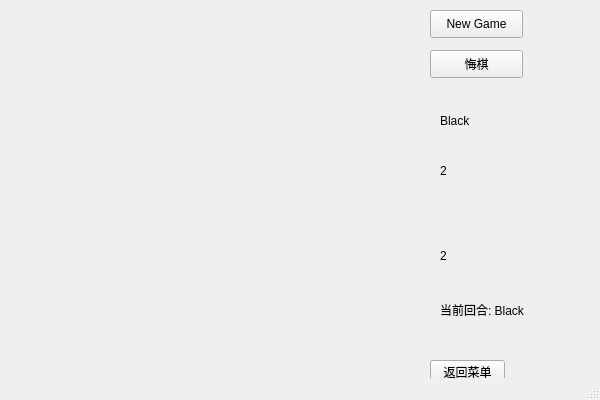
Apoxtq/ReversiAI_Platform, file ui/pvpwindow.ui: the form before one commit.
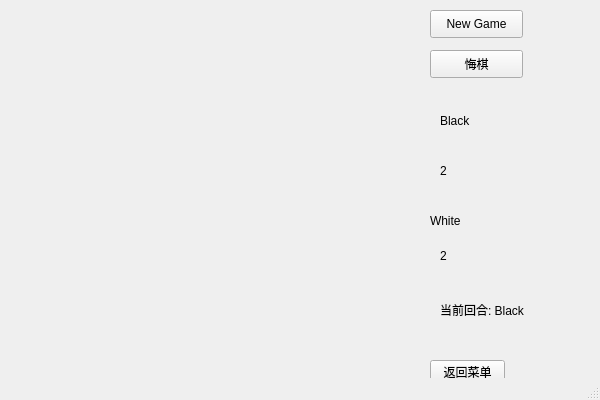
The form after the commit.

```diff
--- a/ui/pvpwindow.ui
+++ b/ui/pvpwindow.ui
@@ -74,6 +74,22 @@
      <string>2</string>
     </property>
    </widget>
+   <widget class="QLabel" name="whiteLabel">
+    <property name="geometry">
+     <rect>
+      <x>430</x>
+      <y>200</y>
+      <width>100</width>
+      <height>41</height>
+     </rect>
+    </property>
+    <property name="styleSheet">
+     <string notr="true">font: 20pt &quot;Adobe 黑体 Std R&quot;;</string>
+    </property>
+    <property name="text">
+     <string>White</string>
+    </property>
+   </widget>
    <widget class="QLabel" name="turnLabel">
     <property name="geometry">
      <rect>
```
